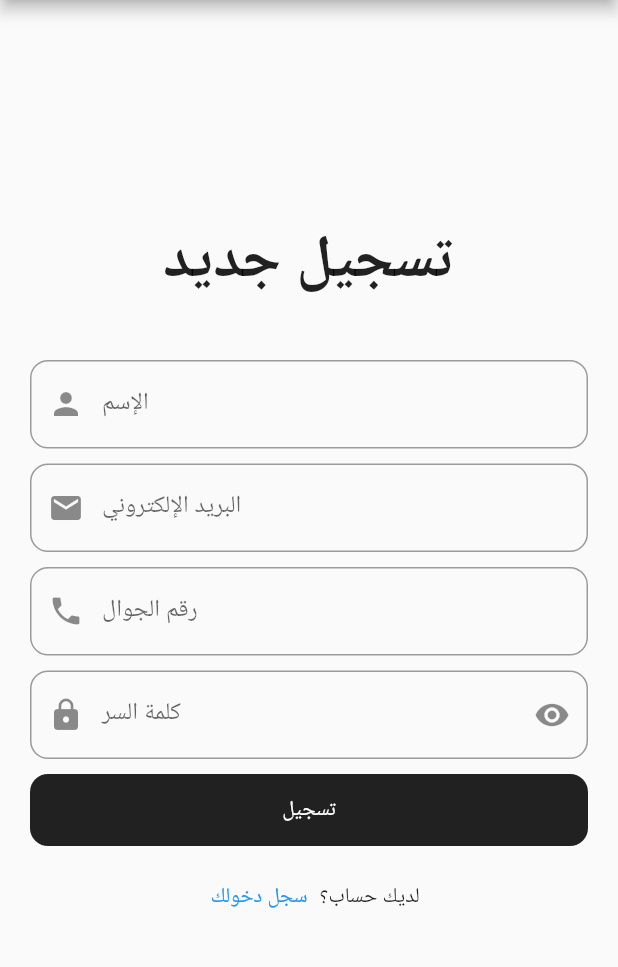
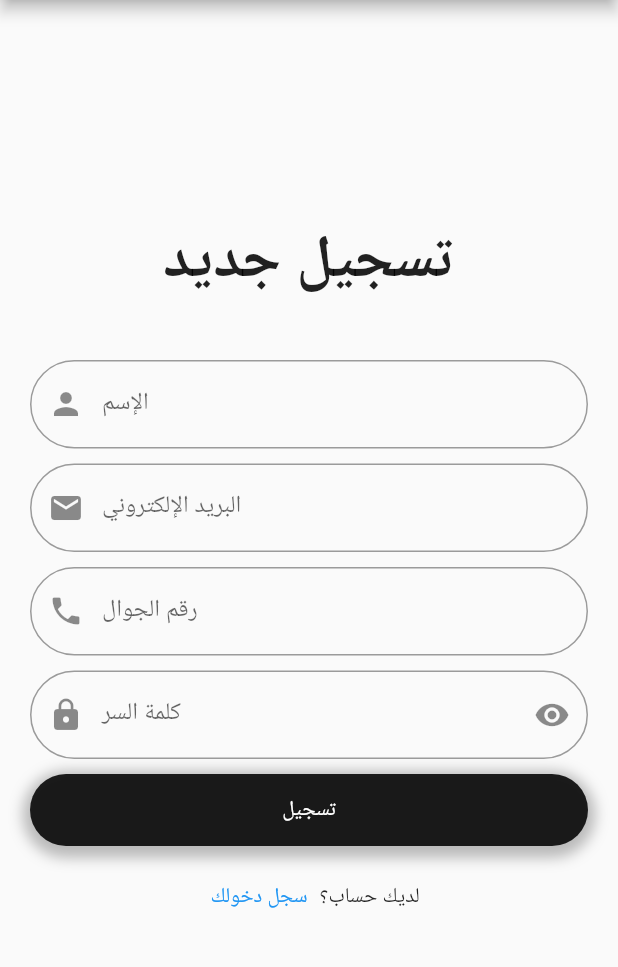
Before and after one commit to 2021-GP-Group9/AownApp, a Flutter app: the screen it shows after launch, after a tap on "تسجيل جديد", on a phone screen of 412 x 824 dp, the part 84-1051 px from its top. Run offline on Flutter 3.47's test engine with Material 2 defaults, Android fonts, the phone set to English and light mode, and no system bars; our stand-ins replace fluttertoast.

Commit message:
SignUp page, welcome_screen, login_screen

```diff
--- a/lib/login/login_screen.dart
+++ b/lib/login/login_screen.dart
@@ -1,4 +1,5 @@
 import 'package:aownapp/sinup/signup_screen.dart';
+import '../home_screen.dart';
 import 'login_conn.dart';
 import 'package:flutter/material.dart';
 
@@ -12,9 +13,8 @@ class LoginScreen extends StatelessWidget {
       appBar: AppBar(
         backgroundColor: Color(0xffD6DACB),
         title: Text(
-            'تسجيل الدخول',
-          style: TextStyle(color: Colors.black87),
-        ),
+          'تسجيل دخول',
+          style: TextStyle(color: Colors.black87),),
         actions: [
           Align(
             alignment: Alignment.center,
@@ -59,7 +59,7 @@ class LoginScreen extends StatelessWidget {
                     prefixIcon: Icon(
                       Icons.email,
                     ),
-                    border: OutlineInputBorder( borderRadius: BorderRadius.circular(12),),
+                    border: OutlineInputBorder( borderRadius: BorderRadius.circular(30),),
                   ),
                 ),
                 SizedBox(
@@ -83,7 +83,7 @@ class LoginScreen extends StatelessWidget {
                     suffixIcon: Icon(
                       Icons.remove_red_eye,
                     ),
-                    border: OutlineInputBorder( borderRadius: BorderRadius.circular(12),),
+                    border: OutlineInputBorder( borderRadius: BorderRadius.circular(30),),
                   ),
                 ),
                 SizedBox(
@@ -91,16 +91,20 @@ class LoginScreen extends StatelessWidget {
                 ),
                 Container(
                   width: double.infinity,
-                  decoration: BoxDecoration( color: Colors.black87,borderRadius: BorderRadius.circular(12)),
+                  decoration: BoxDecoration( color: Colors.black87,borderRadius: BorderRadius.circular(30)),
 
                   child: MaterialButton(
+
                     onPressed: () {
                       print(emailController.text);
                       print(passwordController.text);
                       Conn_login(emailController.text,passwordController.text).login_function().then((value){
                         print("login $value");
+                        Navigator.push(context,
+                          MaterialPageRoute(builder: (context) =>HomeScreen()),);
                       });
-                    },
+
+                     },
                     child: Text(
                       'تسجيل الدخول',
                       style: TextStyle(
--- a/lib/sinup/signup_screen.dart
+++ b/lib/sinup/signup_screen.dart
@@ -65,13 +65,14 @@ class Signup extends StatelessWidget {
                   Icons.person,
                 ),
                 border: OutlineInputBorder(
-                  borderRadius: BorderRadius.circular(12),
+                  borderRadius: BorderRadius.circular(30),
                 ),
               ),
             ),SizedBox(
             height: 10.0,
           ),
             TextFormField(
+
               controller: emailController,
               keyboardType: TextInputType.emailAddress,
               onFieldSubmitted: (String value) {
@@ -85,7 +86,7 @@ class Signup extends StatelessWidget {
                 prefixIcon: Icon(
                   Icons.email,
                 ),
-                border: OutlineInputBorder( borderRadius: BorderRadius.circular(12),),
+                border: OutlineInputBorder( borderRadius: BorderRadius.circular(30),),
               ),
             ), SizedBox(
                   height: 10.0,
@@ -104,7 +105,7 @@ class Signup extends StatelessWidget {
                     prefixIcon: Icon(
                       Icons.phone,
                     ),
-                    border: OutlineInputBorder( borderRadius: BorderRadius.circular(12),),
+                    border: OutlineInputBorder( borderRadius: BorderRadius.circular(30),),
                   ),
                 ),
 
@@ -112,6 +113,7 @@ class Signup extends StatelessWidget {
                   height: 10.0,
                 ),
                 TextFormField(
+
                   controller: passwordController,
                   keyboardType: TextInputType.visiblePassword,
                   obscureText: true,
@@ -129,7 +131,7 @@ class Signup extends StatelessWidget {
                     suffixIcon: Icon(
                       Icons.remove_red_eye,
                     ),
-                    border: OutlineInputBorder( borderRadius: BorderRadius.circular(12),),
+                    border: OutlineInputBorder( borderRadius: BorderRadius.circular(30)),
                   ),
                 ),
                 SizedBox(
@@ -137,7 +139,14 @@ class Signup extends StatelessWidget {
                 ),
                 Container(
                   width: double.infinity,
-                  decoration: BoxDecoration( color: Colors.black87,borderRadius: BorderRadius.circular(12)),
+                  decoration: BoxDecoration( color: Colors.black87,borderRadius: BorderRadius.circular(30),  boxShadow:[
+                    BoxShadow(
+                      color: Colors.grey.withOpacity(0.7),
+                      spreadRadius: 5,
+                      blurRadius: 7,
+                      offset: Offset(0, 3), // changes position of shadow
+                    ),
+                  ] ),
 
                   child: MaterialButton(
                     onPressed: () {
--- a/lib/welcome_screen.dart
+++ b/lib/welcome_screen.dart
@@ -28,7 +28,14 @@ class WelcomeScrean extends StatelessWidget {
           Container(
             width: 200,
             height: 45,
-            decoration: BoxDecoration( color: Colors.black87,borderRadius: BorderRadius.circular(12)) //border:Border.all( width: 10,color: Colors.black12)),
+            decoration: BoxDecoration( color: Colors.black87,borderRadius: BorderRadius.circular(30), boxShadow:[
+              BoxShadow(
+                color: Colors.grey.withOpacity(0.7),
+                spreadRadius: 5,
+                blurRadius: 7,
+                offset: Offset(0, 3), // changes position of shadow
+              ),
+            ] ) //border:Border.all( width: 10,color: Colors.black12)),
             ,
             child: MaterialButton(
               onPressed: () {
@@ -43,7 +50,14 @@ class WelcomeScrean extends StatelessWidget {
           Container(
             width: 200,
             height: 45,
-            decoration: BoxDecoration( color: Colors.black54,borderRadius: BorderRadius.circular(12)),
+            decoration: BoxDecoration( color: Colors.black54,borderRadius: BorderRadius.circular(30),boxShadow:[
+            BoxShadow(
+            color: Colors.grey.withOpacity(0.7),
+            spreadRadius: 5,
+            blurRadius: 7,
+            offset: Offset(0, 3), // changes position of shadow
+          ),
+        ] ),
             child: MaterialButton(
               onPressed: () {
                 Navigator.push(context,
```
